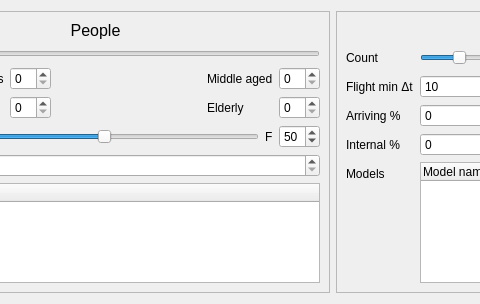
The window that agent_app/assets/ui/company.ui (xentellion/mas) describes before a commit, drawn with Qt 5; both pictures show x 150 to 630 and y 0 to 304 of the 965 by 304 pixel window.
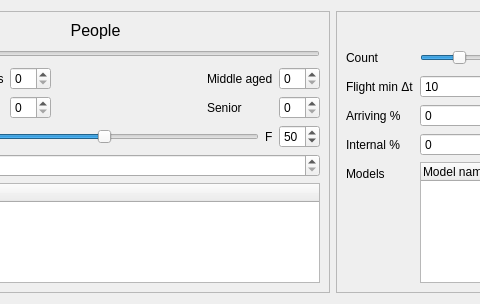
The same window after the commit. Custom widgets are drawn as their Qt base class.

Patch:
```diff
--- a/agent_app/assets/ui/company.ui
+++ b/agent_app/assets/ui/company.ui
@@ -138,7 +138,7 @@
              <item row="1" column="3">
               <widget class="QLabel" name="label_11">
                <property name="text">
-                <string>Elderly</string>
+                <string>Senior</string>
                </property>
               </widget>
              </item>
```
Left out of the diff: 4 changed lines with no effect on the pictures.
